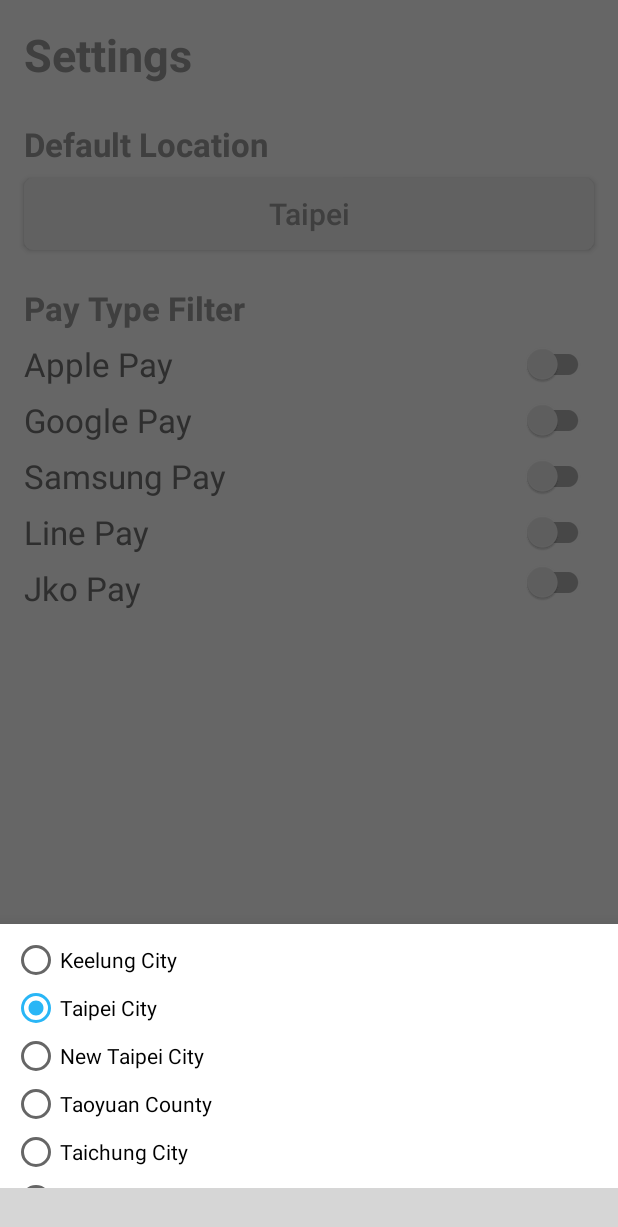
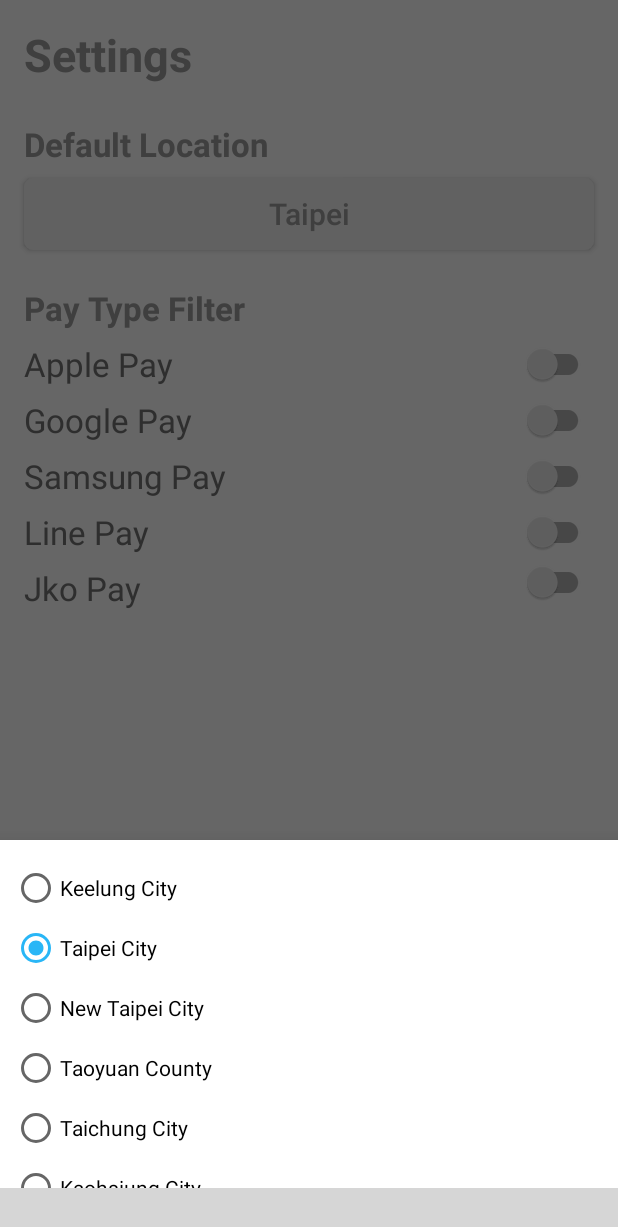
Before and after one commit to xis2007/WhichPay, an Android app: the fragment SettingsFragment placed in its activity, after a tap on "Taipei", on a phone screen of 412 x 824 dp. Shown: the top 1227 px of the screen. Run offline under Robolectric (Android 15) with nearby library versions, the phone set to English and light mode, and no system bars; our stand-ins replace Firebase (no records; nobody signed in at launch, a user with empty details on screens opened directly); libraries missing offline, so code that uses them is left out: com.aurelhubert.ahbottomnavigation, com.suke.widget, me.everything.android; plain views replace AHBottomNavigation, SpinKitView, SwitchButton; pictures from the network do not load; 22 statements that could not run were skipped; grey boxes are pictures that could not be loaded.

Commit message:
added service and broadcastreceivers to get user current location data from either GPS or Network

```diff
--- a/app/build.gradle
+++ b/app/build.gradle
@@ -42,6 +42,7 @@ dependencies {
     implementation 'com.github.ybq:Android-SpinKit:1.2.0'
     implementation 'com.github.zcweng:switch-button:0.0.3@aar'
 
+
     // google
     implementation 'com.google.firebase:firebase-core:16.0.6'
     implementation 'com.google.firebase:firebase-firestore:17.1.3'
--- a/app/src/main/java/com/whichpay/whichpay/activities/main/MainActivity.java
+++ b/app/src/main/java/com/whichpay/whichpay/activities/main/MainActivity.java
@@ -1,6 +1,15 @@
 package com.whichpay.whichpay.activities.main;
 
+import android.Manifest;
+import android.content.DialogInterface;
+import android.content.pm.PackageManager;
 import android.os.Bundle;
+import android.support.constraint.ConstraintLayout;
+import android.support.v4.app.ActivityCompat;
+import android.support.v4.content.ContextCompat;
+import android.support.v7.app.AlertDialog;
+import android.view.View;
+import android.widget.TextView;
 
 import com.aurelhubert.ahbottomnavigation.AHBottomNavigation;
 import com.aurelhubert.ahbottomnavigation.AHBottomNavigationAdapter;
@@ -15,6 +24,9 @@ public class MainActivity extends BaseActivity implements MainContract.View {
     private MainContract.Presenter mMainPresenter;
 
     private AHBottomNavigation mBottomNavigation;
+
+    private ConstraintLayout mLoadingLayout;
+    private TextView mTextHintLoading;
 
     @Override
     protected void onCreate(Bundle savedInstanceState) {
@@ -50,12 +62,12 @@ public class MainActivity extends BaseActivity implements MainContract.View {
 
     @Override
     public void showLoadingUi(String loadingHint) {
-
+        mLoadingLayout.setVisibility(View.VISIBLE);
     }
 
     @Override
     public void hideLoadingUi() {
-
+        mLoadingLayout.setVisibility(View.GONE);
     }
 
     @Override
@@ -82,10 +94,19 @@ public class MainActivity extends BaseActivity implements MainContract.View {
     private void init() {
         initViews();
         initPresenter();
+        mMainPresenter.registerReceivers();
+        checkSelfPermissions();
     }
 
     private void initViews() {
+        initLoadingView();
         initBottomNavigation();
+    }
+
+    private void initLoadingView() {
+        mLoadingLayout = findViewById(R.id.layout_loading);
+        mTextHintLoading = findViewById(R.id.text_hint_loading);
+        mTextHintLoading.setText("");
     }
 
     private void initBottomNavigation() {
@@ -160,4 +181,90 @@ public class MainActivity extends BaseActivity implements MainContract.View {
         super.onResume();
         mMainPresenter.checkIfAppUpdateIsRequired();
     }
+
+    @Override
+    protected void onDestroy() {
+//        stopService(new Intent(MainActivity.this, LocationService.class));
+        mMainPresenter.stopLocationService();
+        mMainPresenter.unregisterReceivers();
+        super.onDestroy();
+    }
+
+    /**
+     * ***********************************************************************************
+     * Permission Checks
+     * ***********************************************************************************
+     */
+    private void checkSelfPermissions() {
+        if (ContextCompat.checkSelfPermission(this, Manifest.permission.ACCESS_FINE_LOCATION)
+                != PackageManager.PERMISSION_GRANTED) {
+            if (ActivityCompat.shouldShowRequestPermissionRationale(this, Manifest.permission.ACCESS_FINE_LOCATION)) {
+                new AlertDialog.Builder(this)
+                        .setMessage("This App requires location data to provide the best services")
+                        .setPositiveButton("Okay", new DialogInterface.OnClickListener() {
+                            @Override
+                            public void onClick(DialogInterface dialog, int which) {
+                                ActivityCompat.requestPermissions(MainActivity.this, new String[]{Manifest.permission.ACCESS_FINE_LOCATION},
+                                        Constants.Permissions.PERMISSIONS_REQUEST_FINE_LOCATION);
+                            }
+                        })
+//                        .setNegativeButton("No", new DialogInterface.OnClickListener() {
+//                            @Override
+//                            public void onClick(DialogInterface dialog, int which) {
+//                                dialog.dismiss();
+//                            }
+//                        })
+                        .show();
+            } else {
+                ActivityCompat.requestPermissions(this, new String[]{Manifest.permission.CAMERA, Manifest.permission.ACCESS_FINE_LOCATION},
+                        Constants.Permissions.PERMISSIONS_REQUEST_FINE_LOCATION);
+            }
+        } else {
+            mMainPresenter.startLocationService();
+//            startService(new Intent(MainActivity.this, LocationService.class));
+//            listenToLocationChanges();
+        }
+    }
+
+    @Override
+    public void onRequestPermissionsResult(int requestCode, String permissions[], int[] grantResults) {
+        switch (requestCode) {
+            case Constants.Permissions.PERMISSIONS_REQUEST_FINE_LOCATION: {
+                if (grantResults.length > 0 && grantResults[0] == PackageManager.PERMISSION_GRANTED) {
+                    // TODO start the service
+//                    listenToLocationChanges();
+//                    startService(new Intent(MainActivity.this, LocationService.class));
+                    mMainPresenter.startLocationService();
+                }
+            }
+        }
+    }
+
+//    @SuppressLint("MissingPermission")
+//    private void listenToLocationChanges() {
+//        LocationManager locationManager = (LocationManager) getSystemService(LOCATION_SERVICE);
+//
+//        locationManager.requestLocationUpdates(LocationManager.GPS_PROVIDER, 1000, 10, new LocationListener() {
+//            @Override
+//            public void onLocationChanged(Location location) {
+//                Log.d("GPSsss", "onLocationChanged: lat is: " + location.getLatitude());
+//                Log.d("GPSsss", "onLocationChanged: lng is: " + location.getLongitude());
+//            }
+//
+//            @Override
+//            public void onStatusChanged(String provider, int status, Bundle extras) {
+//
+//            }
+//
+//            @Override
+//            public void onProviderEnabled(String provider) {
+//
+//            }
+//
+//            @Override
+//            public void onProviderDisabled(String provider) {
+//
+//            }
+//        });
+//    }
 }
--- a/app/src/main/java/com/whichpay/whichpay/activities/main/MainContract.java
+++ b/app/src/main/java/com/whichpay/whichpay/activities/main/MainContract.java
@@ -1,4 +1,6 @@
 package com.whichpay.whichpay.activities.main;
+
+import android.location.Location;
 
 import com.whichpay.whichpay.activities.base.BasePresenter;
 import com.whichpay.whichpay.activities.base.BaseView;
@@ -62,6 +64,16 @@ public interface MainContract {
 
         void promptUpdateRequirementMessage();
 
+        // location related
+        void updateCurrentLocation(Location location);
+
+        void registerReceivers();
+
+        void unregisterReceivers();
+
+        void startLocationService();
+
+        void stopLocationService();
     }
 
 
--- a/app/src/main/java/com/whichpay/whichpay/activities/main/MainPresenter.java
+++ b/app/src/main/java/com/whichpay/whichpay/activities/main/MainPresenter.java
@@ -2,8 +2,13 @@ package com.whichpay.whichpay.activities.main;
 
 import android.app.FragmentManager;
 import android.app.FragmentTransaction;
+import android.content.Intent;
+import android.content.IntentFilter;
+import android.location.Location;
 
 import com.whichpay.whichpay.R;
+import com.whichpay.whichpay.application.WhichPay;
+import com.whichpay.whichpay.broadcastreceivers.LocationReceiver;
 import com.whichpay.whichpay.contants.Constants;
 import com.whichpay.whichpay.fragments.explore.ExploreFragment;
 import com.whichpay.whichpay.fragments.explore.ExplorePresenter;
@@ -12,6 +17,7 @@ import com.whichpay.whichpay.fragments.searching.SearchingPresenter;
 import com.whichpay.whichpay.fragments.settings.SettingsFragment;
 import com.whichpay.whichpay.fragments.settings.SettingsPresenter;
 import com.whichpay.whichpay.model.firestore.RemoteSettingsManager;
+import com.whichpay.whichpay.services.LocationService;
 
 public class MainPresenter implements MainContract.Presenter {
 
@@ -28,6 +34,9 @@ public class MainPresenter implements MainContract.Presenter {
     private ExplorePresenter mExplorePresenter;
     private SearchingPresenter mSearchingPresenter;
     private SettingsPresenter mSettingsPresenter;
+
+    // BroadcastReceiver
+    private LocationReceiver mLocationReceiver;
 
     public MainPresenter(MainContract.View mainView, FragmentManager fragmentManager) {
         mMainView = mainView;
@@ -127,12 +136,12 @@ public class MainPresenter implements MainContract.Presenter {
 
     @Override
     public void isLoading(String loadingHint) {
-
+        mMainView.showLoadingUi(loadingHint);
     }
 
     @Override
     public void isNotLoading() {
-
+        mMainView.hideLoadingUi();
     }
 
     @Override
@@ -161,6 +170,35 @@ public class MainPresenter implements MainContract.Presenter {
     }
 
     @Override
+    public void updateCurrentLocation(Location currentLocation) {
+        WhichPay.updateCurrentLocation(currentLocation);
+    }
+
+
+    @Override
+    public void registerReceivers() {
+        IntentFilter intentFilter = new IntentFilter();
+        intentFilter.addAction(Constants.ReceiverFilters.FILTER_LOCATION);
+        mLocationReceiver = new LocationReceiver(this);
+        ((MainActivity) mMainView).registerReceiver(mLocationReceiver, intentFilter);
+    }
+
+    @Override
+    public void unregisterReceivers() {
+        ((MainActivity) mMainView).unregisterReceiver(mLocationReceiver);
+    }
+
+    @Override
+    public void startLocationService() {
+        ((MainActivity) mMainView).startService(new Intent((MainActivity) mMainView, LocationService.class));
+    }
+
+    @Override
+    public void stopLocationService() {
+        ((MainActivity) mMainView).stopService(new Intent((MainActivity) mMainView, LocationService.class));
+    }
+
+    @Override
     public void start() {
         // initialize searching fragment at start up to avoid null pointer exception
         initSearchingPage();
@@ -179,7 +217,7 @@ public class MainPresenter implements MainContract.Presenter {
 
     /**
      * ***********************************************************************************
-     * Helper Methods
+     * Helper/Other Methods
      * ***********************************************************************************
      */
     private void initSearchingPage() {
--- /dev/null
+++ b/app/src/main/java/com/whichpay/whichpay/broadcastreceivers/LocationReceiver.java
@@ -0,0 +1,33 @@
+package com.whichpay.whichpay.broadcastreceivers;
+
+import android.content.BroadcastReceiver;
+import android.content.Context;
+import android.content.Intent;
+import android.location.Location;
+import android.util.Log;
+
+import com.whichpay.whichpay.activities.main.MainContract;
+import com.whichpay.whichpay.application.WhichPay;
+import com.whichpay.whichpay.contants.Constants;
+
+public class LocationReceiver extends BroadcastReceiver {
+    private MainContract.Presenter mMainPresenter;
+
+    public LocationReceiver(MainContract.Presenter mainPresenter) {
+        mMainPresenter = mainPresenter;
+    }
+
+    @Override
+    public void onReceive(Context context, Intent intent) {
+        double currentLat = intent.getDoubleExtra(Constants.LocationIntentExtras.LOCATION_LOC_LAT, WhichPay.getDefaultLocation().getLatitude());
+        double currentLng = intent.getDoubleExtra(Constants.LocationIntentExtras.LOCATION_LOC_LNG, WhichPay.getDefaultLocation().getLongitude());
+
+        Location currentLocation = new Location("currentLocation");
+        currentLocation.setLatitude(currentLat);
+        currentLocation.setLongitude(currentLng);
+
+        mMainPresenter.updateCurrentLocation(currentLocation);
+
+        Log.d("Current Locationnnnn", "onReceive: received");
+    }
+}
--- a/app/src/main/java/com/whichpay/whichpay/fragments/searching/SearchingContract.java
+++ b/app/src/main/java/com/whichpay/whichpay/fragments/searching/SearchingContract.java
@@ -23,5 +23,7 @@ public interface SearchingContract {
         void searchByPayLocationType(String locationType);
 
         void clearList();
+
+        void informToFinishLoading();
     }
 }
--- a/app/src/main/java/com/whichpay/whichpay/model/database/PL_Manager.java
+++ b/app/src/main/java/com/whichpay/whichpay/model/database/PL_Manager.java
@@ -11,7 +11,7 @@
 //import android.location.Address;
 //import android.location.Geocoder;
 //import android.location.Location;
-//import android.location.LocationListener;
+//import android.location.PayLocationListener;
 //import android.location.LocationManager;
 //import android.os.AsyncTask;
 //import android.os.Bundle;
@@ -46,7 +46,7 @@
 //
 //
 //    static LocationManager mLocationManager;
-//    static LocationListener mLocationListener;
+//    static PayLocationListener mLocationListener;
 //    private static Geocoder mGeocoder;
 //
 //    public PL_Manager() {
@@ -323,7 +323,7 @@
 //        if (mLocationManager != null) {
 ////            if (mLocationManager.isProviderEnabled(LocationManager.GPS_PROVIDER) || mLocationManager.isProviderEnabled(LocationManager.NETWORK_PROVIDER)) {
 ////                Log.d(TAG, "setupLocationServices: created");
-//                mLocationListener = new LocationListener() {
+//                mLocationListener = new PayLocationListener() {
 //                    @Override
 //                    public void onLocationChanged(Location location) {
 //                        mLastLocation = location;
--- a/app/src/main/res/layout/bottom_sheet_dialog_default_location.xml
+++ b/app/src/main/res/layout/bottom_sheet_dialog_default_location.xml
@@ -20,6 +20,7 @@
                 android:layout_width="wrap_content"
                 android:layout_height="wrap_content"
                 android:layout_weight="1"
+                android:layout_marginTop="8dp"
                 android:text="Keelung City"/>
 
             <RadioButton
@@ -27,6 +28,7 @@
                 android:layout_width="wrap_content"
                 android:layout_height="wrap_content"
                 android:layout_weight="1"
+                android:layout_marginTop="8dp"
                 android:text="Taipei City"/>
 
             <RadioButton
@@ -34,6 +36,7 @@
                 android:layout_width="wrap_content"
                 android:layout_height="wrap_content"
                 android:layout_weight="1"
+                android:layout_marginTop="8dp"
                 android:text="New Taipei City"/>
 
             <RadioButton
@@ -41,6 +44,7 @@
                 android:layout_width="wrap_content"
                 android:layout_height="wrap_content"
                 android:layout_weight="1"
+                android:layout_marginTop="8dp"
                 android:text="Taoyuan County"/>
 
             <RadioButton
@@ -48,6 +52,7 @@
                 android:layout_width="wrap_content"
                 android:layout_height="wrap_content"
                 android:layout_weight="1"
+                android:layout_marginTop="8dp"
                 android:text="Taichung City"/>
 
             <RadioButton
@@ -55,6 +60,8 @@
                 android:layout_width="wrap_content"
                 android:layout_height="wrap_content"
                 android:layout_weight="1"
+                android:layout_marginTop="8dp"
+                android:layout_marginBottom="8dp"
                 android:text="Kaohsiung City"/>
 
         </RadioGroup>
--- a/app/src/main/res/layout/fragment_settings.xml
+++ b/app/src/main/res/layout/fragment_settings.xml
@@ -150,7 +150,8 @@
                 app:layout_constraintHorizontal_bias="1.0"
                 app:layout_constraintStart_toEndOf="@+id/text_apple_pay_switch"
                 app:layout_constraintTop_toTopOf="@+id/text_apple_pay_switch"
-                app:sb_show_indicator="false"/>
+                app:sb_show_indicator="false"
+                app:sb_checked_color="@color/colorPrimaryLight"/>
 
             <com.suke.widget.SwitchButton
                 android:id="@+id/switch_google_pay"
@@ -163,7 +164,8 @@
                 app:layout_constraintHorizontal_bias="1.0"
                 app:layout_constraintStart_toEndOf="@+id/text_google_pay_switch"
                 app:layout_constraintTop_toTopOf="@+id/text_google_pay_switch"
-                app:sb_show_indicator="false"/>
+                app:sb_show_indicator="false"
+                app:sb_checked_color="@color/colorPrimaryLight"/>
 
             <com.suke.widget.SwitchButton
                 android:id="@+id/switch_samsung_pay"
@@ -176,7 +178,8 @@
                 app:layout_constraintHorizontal_bias="1.0"
                 app:layout_constraintStart_toEndOf="@+id/text_samsung_pay_switch"
                 app:layout_constraintTop_toTopOf="@+id/text_samsung_pay_switch"
-                app:sb_show_indicator="false"/>
+                app:sb_show_indicator="false"
+                app:sb_checked_color="@color/colorPrimaryLight"/>
 
             <com.suke.widget.SwitchButton
                 android:id="@+id/switch_line_pay"
@@ -189,7 +192,8 @@
                 app:layout_constraintHorizontal_bias="1.0"
                 app:layout_constraintStart_toEndOf="@+id/text_line_pay_switch"
                 app:layout_constraintTop_toTopOf="@+id/text_line_pay_switch"
-                app:sb_show_indicator="false"/>
+                app:sb_show_indicator="false"
+                app:sb_checked_color="@color/colorPrimaryLight"/>
 
             <com.suke.widget.SwitchButton
                 android:id="@+id/switch_jko_pay"
@@ -203,7 +207,8 @@
                 app:layout_constraintHorizontal_bias="1.0"
                 app:layout_constraintStart_toEndOf="@+id/text_jko_pay_switch"
                 app:layout_constraintTop_toTopOf="@+id/text_jko_pay_switch"
-                app:sb_show_indicator="false"/>
+                app:sb_show_indicator="false"
+                app:sb_checked_color="@color/colorPrimaryLight"/>
 
         </android.support.constraint.ConstraintLayout>
     </LinearLayout>
```
Also changed, not shown: app/src/main/AndroidManifest.xml (+16 -4 lines), app/src/main/java/com/whichpay/whichpay/activities/base/BaseActivity.java (+1 -6 lines), app/src/main/java/com/whichpay/whichpay/application/WhichPay.java (+6 -5 lines), app/src/main/java/com/whichpay/whichpay/contants/Constants.java (+13 -0 lines), app/src/main/java/com/whichpay/whichpay/fragments/searching/SearchingPresenter.java (+7 -0 lines), app/src/main/java/com/whichpay/whichpay/model/firestore/FirestoreDataManager.java (+6 -161 lines), app/src/main/java/com/whichpay/whichpay/model/firestore/PayLocationsProcessingTask.java (+6 -4 lines), app/src/main/java/com/whichpay/whichpay/services/LocationService.java (added, +129 -0 lines).
